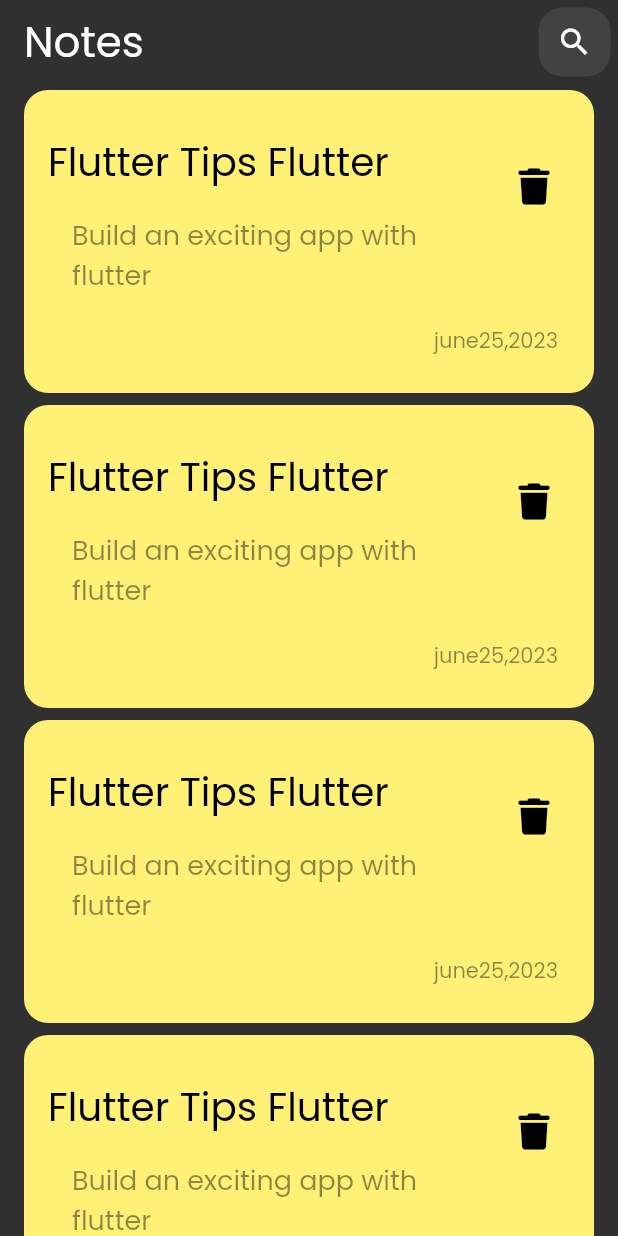
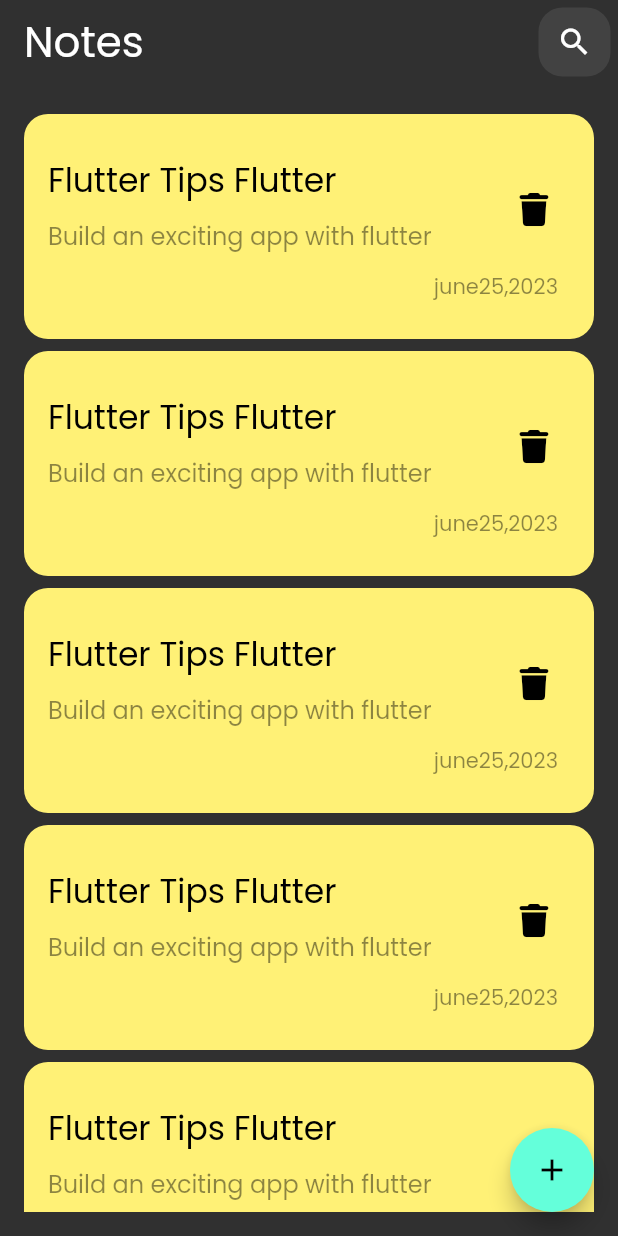
Before and after one commit to SamarAbdulaziz/Note_app_hive, a Flutter app: the screen it shows after launch, on a phone screen of 412 x 824 dp. Run offline on Flutter 3.47's test engine with Material 2 defaults, Android fonts, the phone set to English and light mode, and no system bars; our stand-ins replace font_awesome_flutter.

Commit message:
ui done approximately

```diff
--- /dev/null
+++ b/lib/constant.dart
@@ -0,0 +1,3 @@
+import 'package:flutter/material.dart';
+
+const Color kPrimaryColor = Colors.tealAccent;
--- a/lib/main.dart
+++ b/lib/main.dart
@@ -1,5 +1,6 @@
 import 'package:flutter/material.dart';
 import 'package:notes_app_tharwat_samy/views/Notes_view.dart';
+import 'package:notes_app_tharwat_samy/views/edit_note_view.dart';
 
 void main() {
   runApp(const MyApp());
@@ -17,7 +18,11 @@ class MyApp extends StatelessWidget {
         brightness: Brightness.dark,
         fontFamily: 'Poppins',
       ),
-      home: const NotesView(),
+      initialRoute: NotesView.routeName,
+      routes: {
+        NotesView.routeName: (context) => NotesView(),
+        EditNoteView.routeName: (context) => EditNoteView(),
+      },
     );
   }
 }
--- a/lib/views/Notes_view.dart
+++ b/lib/views/Notes_view.dart
@@ -1,9 +1,13 @@
 import 'package:flutter/material.dart';
-import 'package:notes_app_tharwat_samy/views/widgets/custom_saerch_icon.dart';
+import 'package:notes_app_tharwat_samy/views/widgets/custom_icon.dart';
 import 'package:notes_app_tharwat_samy/views/widgets/notes_view_body.dart';
+
+import 'widgets/add_note_bottom_sheet.dart';
 
 class NotesView extends StatelessWidget {
   const NotesView({super.key});
+
+  static String routeName = 'Notes View';
 
   @override
   Widget build(BuildContext context) {
@@ -15,11 +19,21 @@ class NotesView extends StatelessWidget {
           'Notes',
           style: TextStyle(fontSize: 28.0),
         ),
-        actions: [
-          const CustomSearchIcon(),
+        actions: const [
+          CustomIcon(icon: Icons.search),
         ],
       ),
       body: const NotesViewBody(),
+      floatingActionButton: FloatingActionButton(
+        onPressed: () {
+          showModalBottomSheet(
+              shape: RoundedRectangleBorder(
+                  borderRadius: BorderRadius.circular(16.0)),
+              context: context,
+              builder: (context) => const AddNoteBottomSheet());
+        },
+        child: const Icon(Icons.add),
+      ),
     );
   }
 }
--- a/lib/views/widgets/CustomItem.dart
+++ b/lib/views/widgets/CustomItem.dart
@@ -1,5 +1,6 @@
 import 'package:flutter/material.dart';
 import 'package:font_awesome_flutter/font_awesome_flutter.dart';
+import 'package:notes_app_tharwat_samy/views/edit_note_view.dart';
 
 class CustomNoteItem extends StatelessWidget {
   const CustomNoteItem({
@@ -8,7 +9,11 @@ class CustomNoteItem extends StatelessWidget {
 
   @override
   Widget build(BuildContext context) {
-    return Container(
+    return GestureDetector(
+      onTap: () {
+        Navigator.pushNamed(context, EditNoteView.routeName);
+      },
+      child: Container(
         padding: const EdgeInsets.symmetric(vertical: 24.0),
         margin: const EdgeInsets.symmetric(vertical: 4.0, horizontal: 16.0),
         decoration: BoxDecoration(
@@ -20,42 +25,41 @@ class CustomNoteItem extends StatelessWidget {
           crossAxisAlignment: CrossAxisAlignment.end,
           children: [
             ListTile(
-            title: Text(
+              title: const Text(
                 'Flutter Tips Flutter ',
                 style: TextStyle(
-                  fontSize: 26.0,
+                    fontSize: 22.0,
                     color: Colors.black,
                     overflow: TextOverflow.ellipsis),
                 maxLines: 1,
               ),
-            subtitle: Padding(
-              padding: const EdgeInsets.all(8.0),
-              child: Padding(
-                padding: const EdgeInsets.all(8.0),
+              subtitle: const Padding(
+                padding: EdgeInsets.only(top: 8.0, bottom: 8.0),
                 child: Text(
                   'Build an exciting app with flutter',
                   style: TextStyle(
                     color: Colors.black45,
-                    fontSize: 18.0,
-                  ),
+                    fontSize: 16.0,
                   ),
                 ),
               ),
               trailing: IconButton(
                   onPressed: () {},
-                icon: Icon(
+                  icon: const Icon(
                     FontAwesomeIcons.trash,
                     color: Colors.black,
+                    size: 22,
                   )),
             ),
-          Padding(
-            padding: const EdgeInsets.only(right: 24.0),
+            const Padding(
+              padding: EdgeInsets.only(right: 24.0),
               child: Text(
                 'june25,2023',
                 style: TextStyle(color: Colors.black45),
               ),
             ),
           ],
+        ),
       ),
     );
 
--- /dev/null
+++ b/lib/views/widgets/custom_icon.dart
@@ -0,0 +1,27 @@
+import 'package:flutter/material.dart';
+
+class CustomIcon extends StatelessWidget {
+  const CustomIcon({
+    super.key,
+    required this.icon,
+  });
+
+  final IconData icon;
+
+  @override
+  Widget build(BuildContext context) {
+    return Container(
+      margin: const EdgeInsets.all(5.0),
+      decoration: BoxDecoration(
+        color: Colors.grey[800],
+        borderRadius: BorderRadius.circular(16.0),
+      ),
+      child: IconButton(
+        onPressed: () {},
+        icon: Icon(
+          icon,
+        ),
+      ),
+    );
+  }
+}
--- a/lib/views/widgets/custom_saerch_icon.dart
+++ /dev/null
@@ -1,18 +0,0 @@
-import 'package:flutter/material.dart';
-
-class CustomSearchIcon extends StatelessWidget {
-  const CustomSearchIcon({
-    super.key,
-  });
-
-  @override
-  Widget build(BuildContext context) {
-    return Container(
-        margin: const EdgeInsets.all(5.0),
-        decoration: BoxDecoration(
-          color: Colors.grey[800],
-          borderRadius: BorderRadius.circular(16.0),
-        ),
-        child: IconButton(onPressed: () {}, icon: Icon(Icons.search)));
-  }
-}
--- a/lib/views/widgets/notes_view_body.dart
+++ b/lib/views/widgets/notes_view_body.dart
@@ -6,6 +6,11 @@ class NotesViewBody extends StatelessWidget {
 
   @override
   Widget build(BuildContext context) {
-    return ListView.builder(itemBuilder: (BuildContext context, int index)=>CustomNoteItem(),);
+    return Padding(
+      padding: const EdgeInsets.symmetric(vertical: 16.0),
+      child: ListView.builder(
+        padding: EdgeInsets.zero,
+        itemBuilder: (BuildContext context, int index)=>CustomNoteItem(),),
+    );
   }
 }
```
Also changed, not shown: lib/views/edit_note_view.dart (added, +29 -0 lines), lib/views/widgets/add_note_bottom_sheet.dart (added, +36 -0 lines), lib/views/widgets/customButton.dart (added, +51 -0 lines), lib/views/widgets/custom_text_field.dart (added, +28 -0 lines), lib/views/widgets/edit_note_view_body.dart (added, +27 -0 lines). Lines whose indentation alone changed are shown as unchanged.
